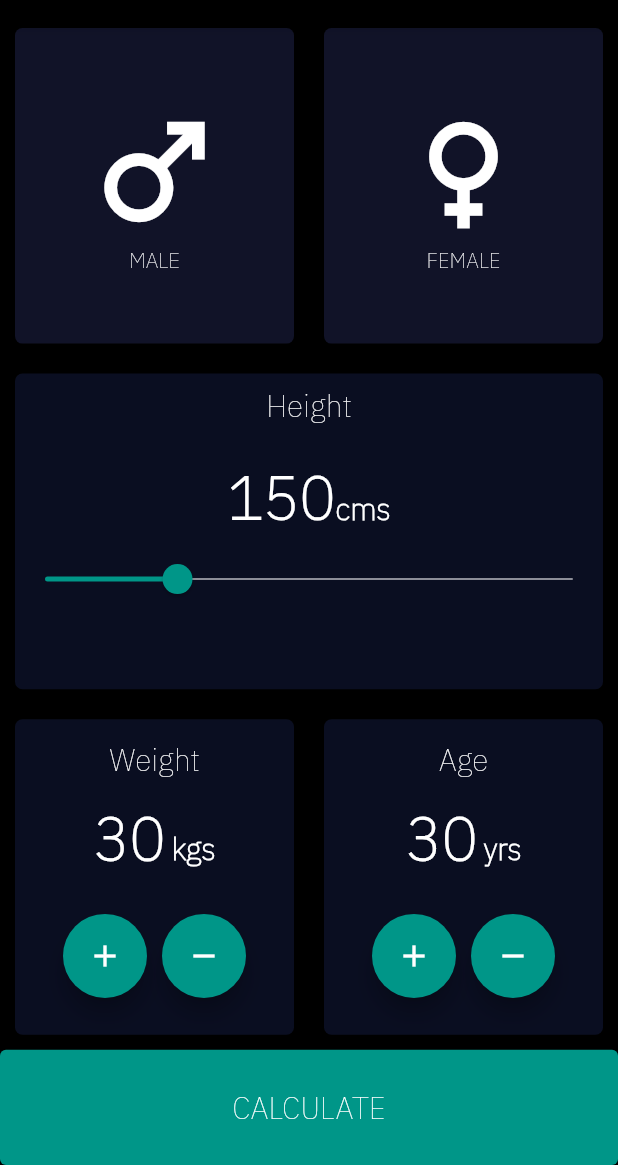
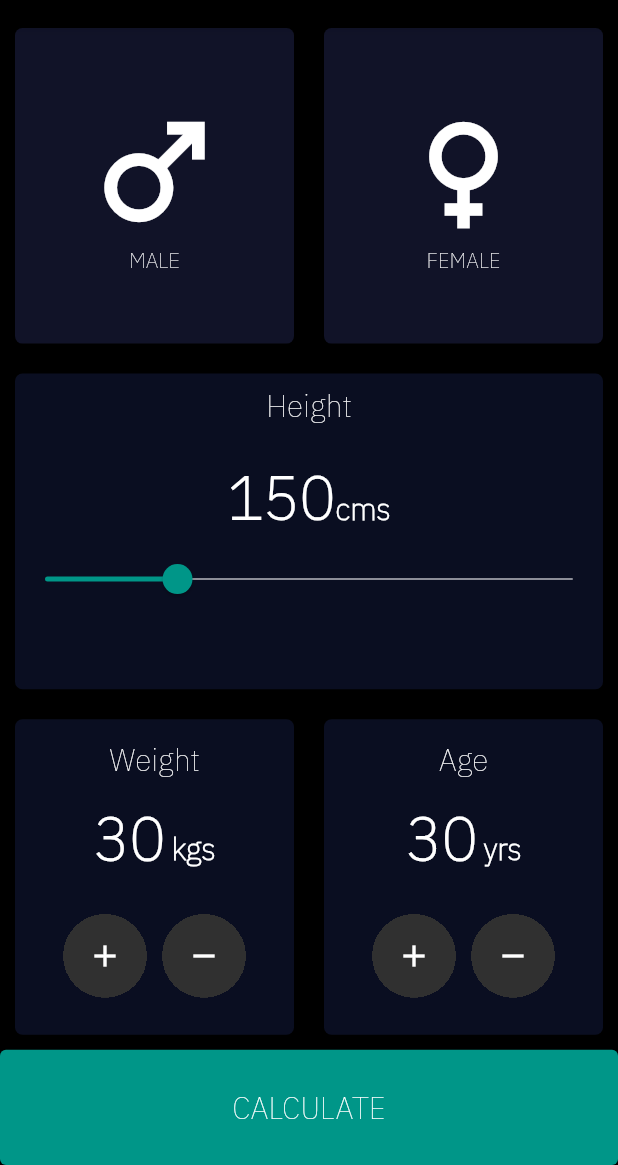
Before and after one commit to abhimanyukolakotla/bmicalculator, a Flutter app: the screen it shows after launch, on a phone screen of 412 x 824 dp, the part 71-1236 px from its top. Run offline on Flutter 3.47's test engine with Material 2 defaults, Android fonts, the phone set to English and light mode, and no system bars.

Commit message:
Removed floating buttons and added gesture detector

```diff
--- a/lib/incrementor_widget.dart
+++ b/lib/incrementor_widget.dart
@@ -89,12 +89,12 @@ class IncrementorWidgetState extends State<IncrementorWidget> {
           child: Row(
             mainAxisAlignment: MainAxisAlignment.center,
             children: [
-              NumberAdjustWidget(
+              NumberAdjustWidgetStateful(
                 icon: Icons.add,
                 onPressed: increment,
               ),
               const SizedBox(width: 10.0),
-              NumberAdjustWidget(
+              NumberAdjustWidgetStateful(
                 icon: Icons.remove,
                 onPressed: decrement,
               ),
--- a/lib/number_adjust_widget.dart
+++ b/lib/number_adjust_widget.dart
@@ -1,21 +1,53 @@
 import 'package:flutter/material.dart';
 
-class NumberAdjustWidget extends StatelessWidget {
+class NumberAdjustWidgetStateful extends StatefulWidget {
   final IconData icon;
   final Function? onPressed;
-  const NumberAdjustWidget({Key? key, required this.icon, this.onPressed})
+  const NumberAdjustWidgetStateful(
+      {Key? key, required this.icon, this.onPressed})
       : super(key: key);
 
   @override
+  _NumberAdjustWidgetStatefulState createState() =>
+      _NumberAdjustWidgetStatefulState();
+}
+
+class _NumberAdjustWidgetStatefulState
+    extends State<NumberAdjustWidgetStateful> {
+  bool? isPressed = false;
+
+  @override
   Widget build(BuildContext context) {
-    return FloatingActionButton(
-      // backgroundColor: Color(0xFF232324),
-      // backgroundColor: const Color.fromRGBO(66, 66, 66, 1),
-      foregroundColor: Colors.white,
-      onPressed: () {
-        onPressed?.call();
+    return GestureDetector(
+      child: Container(
+        width: 56.0,
+        height: 56.0,
+        clipBehavior:
+            Clip.hardEdge, // to restrict ripple to be inside the container
+        decoration: const BoxDecoration(
+          borderRadius: BorderRadius.all(
+            Radius.circular(56),
+          ),
+        ),
+        child: Material(
+          child: InkWell(
+            child: Icon(
+              widget.icon,
+            ),
+          ),
+        ),
+      ),
+      onLongPressStart: (_) async {
+        isPressed = true;
+        do {
+          widget.onPressed?.call();
+          await Future.delayed(const Duration(milliseconds: 100));
+        } while (isPressed == true);
       },
-      child: Icon(icon),
+      onLongPressEnd: (_) => setState(() => isPressed = false),
+      onTap: () {
+        widget.onPressed?.call();
+      },
     );
   }
 }
```
